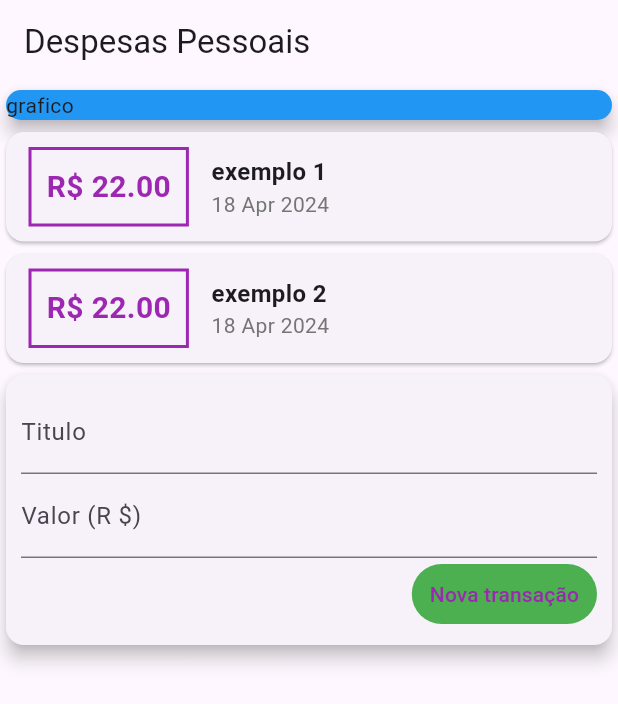
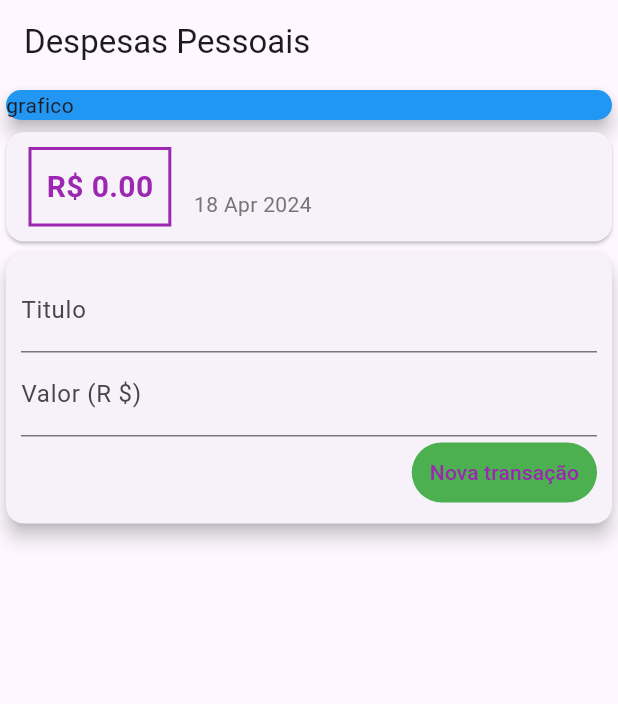
Before and after one commit to vinicemanuel/Flutter-Udemy, a Flutter app: the screen it shows after launch, after a tap on "Nova transação", on a phone screen of 412 x 824 dp. Shown: the top 704 px of the screen. Run offline on Flutter 3.47's test engine with Material 3 defaults, Android fonts, the phone set to English and light mode, and no system bars.

Commit message:
s4 - 104

```diff
--- a/expenses/lib/Pages/Widgets/transaction_form.dart
+++ b/expenses/lib/Pages/Widgets/transaction_form.dart
@@ -1,10 +1,12 @@
 import 'package:flutter/material.dart';
 
 class TransactionForm extends StatelessWidget {
-  TransactionForm({super.key});
+  TransactionForm({super.key, required this.onSubmit});
 
   final titleController = TextEditingController();
   final valueController = TextEditingController();
+
+  final void Function(String, double) onSubmit;
 
   @override
   Widget build(BuildContext context) {
@@ -27,8 +29,10 @@ class TransactionForm extends StatelessWidget {
               children: [
                 TextButton(
                   onPressed: () {
-                    debugPrint(
-                        "${valueController.text} ${valueController.text}");
+                    final title = titleController.text;
+                    final valueText = valueController.text.replaceAll(',', '.');
+                    final value = double.tryParse(valueText) ?? 0;
+                    onSubmit(title, value);
                   },
                   style: TextButton.styleFrom(
                     foregroundColor: Colors.purple,
--- a/expenses/lib/Pages/Widgets/transaction_user.dart
+++ b/expenses/lib/Pages/Widgets/transaction_user.dart
@@ -1,4 +1,3 @@
-import 'dart:ffi';
 import 'dart:math';
 
 import 'package:expenses/Models/dransaction.dart';
@@ -14,20 +13,7 @@ class TransactionUser extends StatefulWidget {
 }
 
 class _TransactionUserState extends State<TransactionUser> {
-  final _transactions = [
-    Transaction(
-      id: "t1",
-      title: "exemplo 1",
-      value: 22,
-      date: DateTime.now(),
-    ),
-    Transaction(
-      id: "t2",
-      title: "exemplo 2",
-      value: 22,
-      date: DateTime.now(),
-    ),
-  ];
+  final List<Transaction> _transactions = [];
 
   _newTransaction(String title, double value) {
     final newTransaction = Transaction(
@@ -47,7 +33,7 @@ class _TransactionUserState extends State<TransactionUser> {
     return Column(
       children: [
         TransactionList(transactions: _transactions),
-        TransactionForm(),
+        TransactionForm(onSubmit: _newTransaction),
       ],
     );
   }
```
Also changed, not shown: 2 other files.
